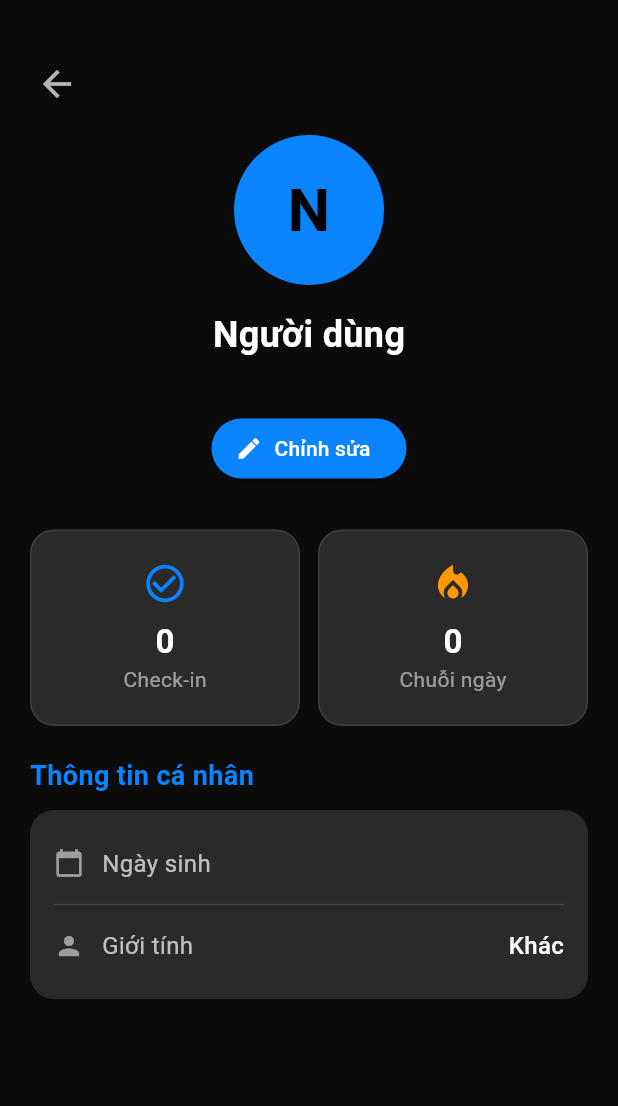
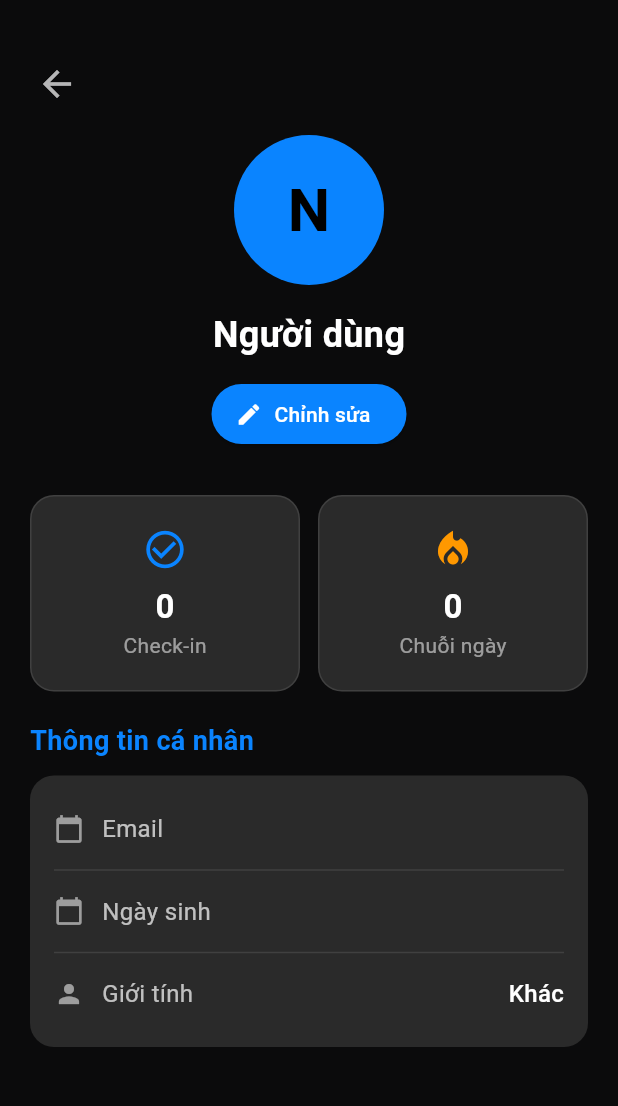
Before and after one commit to bihunganh/tam_an, a Flutter app: the ProfileScreen screen opened directly, on a phone screen of 412 x 824 dp, the part 78-1184 px from its top. Run offline on Flutter 3.47's test engine with Material 3 defaults, Android fonts, the phone set to English and light mode, and no system bars; our stand-ins replace cached_network_image, cloud_firestore, firebase_auth, firebase_core, firebase_storage, image_picker and 1 more; accounts and stored records are empty; statements that could not run were skipped.

Commit message:
[Feature] Done user's check-in tags and history implementation

```diff
--- a/tam_an/lib/data/models/user_model.dart
+++ b/tam_an/lib/data/models/user_model.dart
@@ -11,6 +11,10 @@ class UserModel {
   final int currentStreak;
   final Map<String, int> moodCounts;
 
+  final List<String> locationTags;
+  final List<String> activityTags;
+  final List<String> companionTags;
+
   UserModel({
     required this.uid,
     required this.email,
@@ -18,6 +22,9 @@ class UserModel {
     required this.dob,
     required this.gender,
     this.avatarUrl,
+    this.locationTags = const [],
+    this.activityTags = const [],
+    this.companionTags = const [],
     this.totalCheckins = 0,
     this.currentStreak = 0,
     this.moodCounts = const {},
@@ -32,6 +39,9 @@ class UserModel {
       dob: data['dob'] ?? '',
       gender: data['gender'] ?? 'Khác',
       avatarUrl: data['avatarUrl'],
+      locationTags: List<String>.from(data['locationTags'] ?? []),
+      activityTags: List<String>.from(data['activityTags'] ?? []),
+      companionTags: List<String>.from(data['companionTags'] ?? []),
       totalCheckins: data['totalCheckins'] ?? 0,
       currentStreak: data['currentStreak'] ?? 0,
       moodCounts: Map<String, int>.from(data['moodCounts'] ?? {}),
@@ -47,6 +57,9 @@ class UserModel {
       'dob': dob,
       'gender': gender,
       'avatarUrl': avatarUrl,
+      'locationTags': locationTags,
+      'activityTags': activityTags,
+      'companionTags': companionTags,
       'totalCheckins': totalCheckins,
       'currentStreak': currentStreak,
       'moodCounts': moodCounts,
--- a/tam_an/lib/features/user_profile/screens/profile_screen.dart
+++ b/tam_an/lib/features/user_profile/screens/profile_screen.dart
@@ -72,7 +72,7 @@ class _ProfileScreenState extends State<ProfileScreen> {
         if (value == 'logout') {
           _handleLogout();
         }
-        // Không cần case 'profile' vì đang ở trang profile rồi
+
       },
       color: const Color(0xFF353535),
       offset: const Offset(0, 50),
@@ -178,17 +178,6 @@ class _ProfileScreenState extends State<ProfileScreen> {
 
   Future<void> _saveProfile() async {
     final newName = _usernameController.text.trim();
-    final newEmail = _emailController.text.trim();
-    // Validate email format before saving
-    final emailRegex = RegExp(r"^[\w\-\.]+@([\w\-]+\.)+[\w\-]{2,4}");
-    if (newEmail.isNotEmpty && !emailRegex.hasMatch(newEmail)) {
-      setState(() {
-        _saveMessage = 'Email không hợp lệ, vui lòng nhập đúng định dạng.';
-        _saveMessageColor = Colors.redAccent;
-      });
-      return;
-    }
-
     // clear previous message
     setState(() {
       _saveMessage = '';
@@ -200,7 +189,7 @@ class _ProfileScreenState extends State<ProfileScreen> {
       builder: (_) => const Center(child: CircularProgressIndicator(color: AppColors.primaryBlue)),
     );
 
-    String? err = await _authService.updateProfile(username: newName, email: newEmail);
+    String? err = await _authService.updateProfile(username: newName);
 
     if (context.mounted) Navigator.pop(context); // close loading
 
@@ -208,7 +197,7 @@ class _ProfileScreenState extends State<ProfileScreen> {
       setState(() {
         _user = UserModel(
           uid: _user.uid,
-          email: newEmail.isNotEmpty ? newEmail : _user.email,
+          email: _user.email,
           username: newName.isNotEmpty ? newName : _user.username,
           dob: _user.dob,
           gender: _user.gender,
@@ -321,10 +310,6 @@ class _ProfileScreenState extends State<ProfileScreen> {
                         _user.username,
                         style: const TextStyle(color: Colors.white, fontSize: 24, fontWeight: FontWeight.bold),
                       ),
-                      Text(
-                        _user.email,
-                        style: const TextStyle(color: Colors.white54, fontSize: 16),
-                      ),
                       const SizedBox(height: 12),
                       ElevatedButton.icon(
                         onPressed: () => setState(() => _isEditing = true),
@@ -344,17 +329,6 @@ class _ProfileScreenState extends State<ProfileScreen> {
                         ),
                       ),
                       const SizedBox(height: 8),
-                      TextField(
-                        controller: _emailController,
-                        style: const TextStyle(color: Colors.white),
-                        decoration: InputDecoration(
-                          labelText: 'Email',
-                          labelStyle: const TextStyle(color: Colors.white70),
-                          filled: true,
-                          fillColor: const Color(0xFF353535),
-                        ),
-                      ),
-                      const SizedBox(height: 12),
                       Row(
                         mainAxisAlignment: MainAxisAlignment.center,
                         children: [
@@ -416,6 +390,8 @@ class _ProfileScreenState extends State<ProfileScreen> {
                 ),
                 child: Column(
                   children: [
+                    _buildInfoRow(Icons.calendar_today, "Email", _user.email),
+                    const Divider(color: Colors.white10),
                           _buildInfoRow(Icons.calendar_today, "Ngày sinh", _user.dob),
                     const Divider(color: Colors.white10),
                           _buildInfoRow(Icons.person, "Giới tính", _user.gender),
```
Also changed, not shown: tam_an/lib/features/input_tracking/screens/check_in_overlay.dart (+72 -126 lines).
